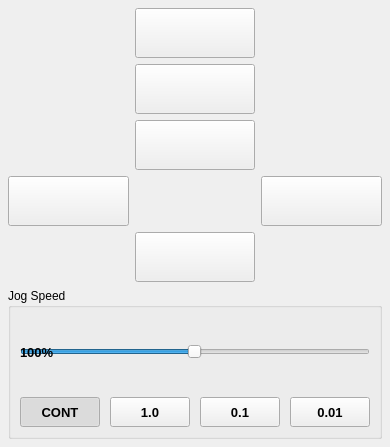
Before: the Qt Designer form thorcnc/widgets/jog_panel.ui in Moshkopp/ThorCNC, drawn with Qt 5.
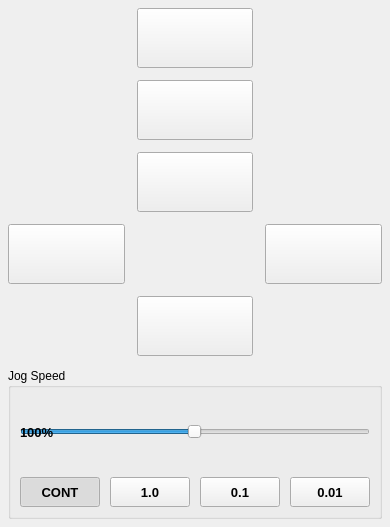
After: the same form once the commit is applied.

Commit message: refactor: standardize UI layout, sidebar spacing, and jog panel button dimensions for improved symmetry

Diff of the .ui file:
```diff
--- a/thorcnc/widgets/jog_panel.ui
+++ b/thorcnc/widgets/jog_panel.ui
@@ -12,6 +12,7 @@
          </property>
          <widget class="QFrame" name="jog_xyz">
           <layout class="QGridLayout" name="jogGridLayout">
+            <property name="spacing"><number>12</number></property>
            <property name="leftMargin">
             <number>8</number>
            </property>
@@ -28,8 +29,8 @@
             <widget class="QPushButton" name="z_plus_jogbutton_3">
              <property name="minimumSize">
               <size>
-               <width>60</width>
-               <height>50</height>
+               <width>85</width>
+               <height>60</height>
               </size>
              </property>
              <property name="font">
@@ -44,8 +45,8 @@
             <widget class="QPushButton" name="z_minus_jogbutton_3">
              <property name="minimumSize">
               <size>
-               <width>60</width>
-               <height>50</height>
+               <width>85</width>
+               <height>60</height>
               </size>
              </property>
              <property name="font">
@@ -60,8 +61,8 @@
             <widget class="QPushButton" name="y_plus_jogbutton_3">
              <property name="minimumSize">
               <size>
-               <width>60</width>
-               <height>50</height>
+               <width>85</width>
+               <height>60</height>
               </size>
              </property>
              <property name="font">
@@ -76,8 +77,8 @@
             <widget class="QPushButton" name="y_minus_jogbutton_3">
              <property name="minimumSize">
               <size>
-               <width>60</width>
-               <height>50</height>
+               <width>85</width>
+               <height>60</height>
               </size>
              </property>
              <property name="font">
@@ -92,8 +93,8 @@
             <widget class="QPushButton" name="x_minus_jogbutton_3">
              <property name="minimumSize">
               <size>
-               <width>60</width>
-               <height>50</height>
+               <width>85</width>
+               <height>60</height>
               </size>
              </property>
              <property name="font">
@@ -108,8 +109,8 @@
             <widget class="QPushButton" name="x_plus_jogbutton_3">
              <property name="minimumSize">
               <size>
-               <width>60</width>
-               <height>50</height>
+               <width>85</width>
+               <height>60</height>
               </size>
              </property>
              <property name="font">
```
The commit also changes 4 other files.
